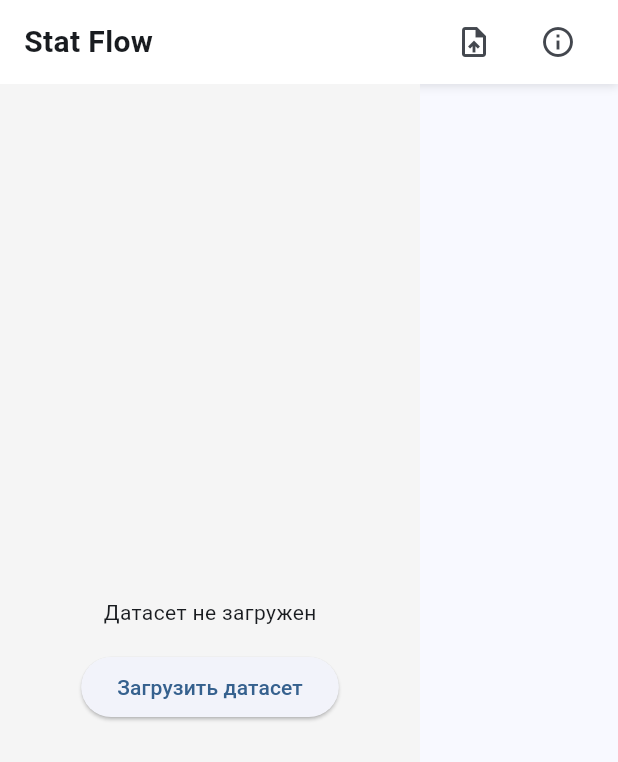
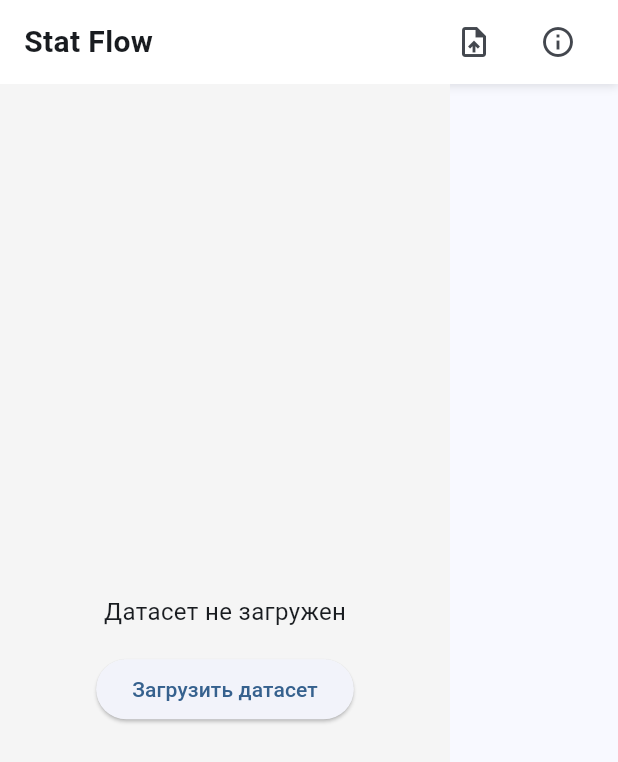
Before and after one commit to dankartmen/stat_flow, a Flutter app: the screen it shows after launch, after a tap on "Пропустить", on a phone screen of 412 x 824 dp. Shown: the top 762 px of the screen. Run offline on Flutter 3.47's test engine with Material 3 defaults, Android fonts, the phone set to English and light mode, and no system bars; our stand-ins replace dropdown_button2, file_picker, flutter_riverpod, syncfusion_flutter_charts, syncfusion_flutter_datagrid; missing offline and left inert: syncfusion_localizations.

Commit message:
refactor: контекстной панели (ContextPanel) и улучшение адаптивности элементов управления
- ContextPanel преобразован в ConsumerStatefulWidget с добавлением анимации сворачивания/разворачивания через AnimatedContainer, _isExpanded и _showContent (контент скрывается с задержкой после завершения анимации)
- Удалён неиспользуемый callback onCreateChartForField, упрощена структура панели
- Вынесены отдельные методы для построения свёрнутого, развёрнутого, а также состояний без датасета и без графика
- В HeatmapControls добавлен FittedBox для SegmentedButton, чтобы кнопки «Корреляция» и «Оси» корректно масштабировались при узкой ширине панели
- Уменьшены вертикальные отступы и размер шрифта в SegmentedButton для экономии места

```diff
--- a/lib/features/bars/context_panel.dart
+++ b/lib/features/bars/context_panel.dart
@@ -1,8 +1,8 @@
+import 'package:expandable/expandable.dart';
 import 'package:flutter/material.dart';
 import 'package:flutter_riverpod/flutter_riverpod.dart';
+
 import '../../core/dataset/dataset.dart';
-import '../../core/providers/providers.dart';
-
 import '../charts/chart_registry.dart';
 import '../charts/chart_state.dart';
 import '../charts/chart_type.dart';
@@ -28,19 +28,15 @@ class ContextPanel extends ConsumerStatefulWidget {
   /// Коллбек для создания нового графика указанного типа
   final void Function(ChartType) onAddChart;
 
-  /// Коллбек для создания графика для конкретного поля датасета
-  final void Function(String, ChartType) onCreateChartForField;
 
   /// Коллбек для обновления состояния графика (после изменения настроек)
   final void Function(int, ChartState) onUpdateChartState;
 
-  /// {@macro context_panel}
   const ContextPanel({
     super.key,
     required this.dataset,
     required this.selectedChart,
     required this.onAddChart,
-    required this.onCreateChartForField,
     required this.onUpdateChartState,
   });
 
@@ -50,149 +46,59 @@ class ContextPanel extends ConsumerStatefulWidget {
 
 class _ContextPanelState extends ConsumerState<ContextPanel> {
   bool _isExpanded = true;
+  bool _showContent = true;
+
+  void _togglePanel() {
+    setState(() {
+      _isExpanded = !_isExpanded;
+      if (!_isExpanded) {
+        _showContent = false;        // сразу прячем контент при сворачивании
+      }
+    });
+  }
 
   @override
   Widget build(BuildContext context) {
-    final isDatasetLoaded = widget.dataset != null;
-
-    // Если датасет не загружен — показываем сообщение и кнопку загрузки (дублируем)
-    if (!isDatasetLoaded) {
-      return AnimatedContainer(
-        duration: const Duration(milliseconds: 300),
-        curve: Curves.easeInOut,
-        width: _isExpanded ? 280 : 48,
-        color: Colors.grey[100],
-        child: _isExpanded
-            ? Center(
-                child: Column(
-                  mainAxisSize: MainAxisSize.min,
-                  children: [
-                    const Text('Датасет не загружен'),
-                    const SizedBox(height: 16),
-                    ElevatedButton(
-                      onPressed: () => ref.read(datasetProvider.notifier).state = null,
-                      child: const Text('Загрузить датасет'),
-                    ),
-                  ],
-                ),
-              )
-            : _buildCollapsedButton(),
-      );
-    }
-
-    // Если датасет загружен, но нет выбранного графика — показываем кнопку создания
-    if (widget.selectedChart == null) {
-      return AnimatedContainer(
-        duration: const Duration(milliseconds: 300),
-        curve: Curves.easeInOut,
-        width: _isExpanded ? 280 : 48,
-        color: Colors.grey[100],
-        child: _isExpanded
-            ? Column(
-                children: [
-                  const SizedBox(height: 24),
-                  const Text(
-                    'Нет выбранного графика',
-                    style: TextStyle(fontSize: 16),
-                  ),
-                  const SizedBox(height: 16),
-                  ElevatedButton(
-                    onPressed: () => _showChartMenu(context),
-                    child: const Text('Создать график'),
-                  ),
-                ],
-              )
-            : _buildCollapsedButton(),
-      );
-    }
-
-    // Есть выбранный график — показываем его настройки через плагин
-    final plugin = ChartRegistry.get(widget.selectedChart!.type);
-    final controls = plugin.buildControls(widget.selectedChart!, () {}, ref);
+    final panelWidth = _isExpanded ? 300.0 : 48.0;
 
     return AnimatedContainer(
-      duration: const Duration(milliseconds: 300),
+      duration: const Duration(milliseconds: 280),
       curve: Curves.easeInOut,
-      width: _isExpanded ? 280 : 48,
+      width: panelWidth,
       color: Colors.grey[100],
-      child: _isExpanded
-          ? Column(
-              crossAxisAlignment: CrossAxisAlignment.start,
-              children: [
-                const SizedBox(height: 16),
-                Padding(
-                  padding: const EdgeInsets.symmetric(horizontal: 16),
-                  child: Row(
-                    children: [
-                      Expanded(
-                        child: Text(
-                          'Настройки: ${widget.selectedChart!.type.name}',
-                          style: const TextStyle(fontSize: 18, fontWeight: FontWeight.bold),
-                        ),
-                      ),
-                      IconButton(
-                        onPressed: () {
-                          setState(() {
-                            _isExpanded = !_isExpanded;
-                          });
-                        },
-                        icon: Icon(
-                          Icons.chevron_left,
-                          color: Colors.grey[600],
-                        ),
-                        padding: EdgeInsets.zero,
-                        constraints: const BoxConstraints(),
-                        splashRadius: 20,
-                        tooltip: 'Свернуть',
-                      ),
-                    ],
-                  ),
-                ),
-                const Divider(),
-                Expanded(
-                  child: ListView(
-                    padding: const EdgeInsets.all(16),
-                    children: controls,
-                  ),
-                ),
-              ],
-            )
-          : _buildCollapsedButton(),
+      clipBehavior: Clip.hardEdge,
+      onEnd: () {
+        if (_isExpanded) {
+          setState(() => _showContent = true);
+        }
+      },
+      child: _isExpanded && _showContent
+          ? _buildExpandedContent()
+          : _buildCollapsedContent(),
     );
   }
 
-  /// Строит кнопку для разворачивания панели (свернутое состояние)
-  Widget _buildCollapsedButton() {
-    return SizedBox(
-      width: 48,
-      height: double.infinity,
+
+  Widget _buildCollapsedContent() {
+    return Center(
       child: Column(
         mainAxisAlignment: MainAxisAlignment.center,
         children: [
           IconButton(
-            onPressed: () {
-              setState(() {
-                _isExpanded = true;
-              });
-            },
-            icon: Icon(
-              Icons.chevron_right,
-              color: Colors.grey[600],
-              size: 24,
-            ),
+            onPressed: _togglePanel,
+            icon: Icon(Icons.chevron_right, color: Colors.grey[600], size: 28),
             tooltip: 'Развернуть панель',
-            style: IconButton.styleFrom(
-              padding: const EdgeInsets.all(8),
-            ),
+            style: IconButton.styleFrom(padding: const EdgeInsets.all(8)),
           ),
           const SizedBox(height: 8),
-          const RotatedBox(
+          RotatedBox(
             quarterTurns: 1,
             child: Text(
               'Настройки',
               style: TextStyle(
                 fontSize: 12,
                 fontWeight: FontWeight.w500,
+                color: Colors.grey[600],
               ),
             ),
           ),
@@ -201,11 +107,111 @@ class _ContextPanelState extends ConsumerState<ContextPanel> {
     );
   }
 
+
+  Widget _buildExpandedContent() {
+    final isDatasetLoaded = widget.dataset != null;
+
+    if (!isDatasetLoaded) {
+      return _buildNoDatasetContent();
+    }
+
+    if (widget.selectedChart == null) {
+      return _buildNoChartContent();
+    }
+
+    // Есть выбранный график
+    final plugin = ChartRegistry.get(widget.selectedChart!.type);
+    final controls = plugin.buildControls(widget.selectedChart!, () {}, ref);
+
+    return SizedBox(
+      width: 300,
+      child: _buildChartSettingsContent(controls));
+  }
+
+  Widget _buildNoDatasetContent() {
+    return Padding(
+      padding: const EdgeInsets.all(16),
+      child: Center(
+        child: Column(
+          mainAxisSize: MainAxisSize.min,
+          children: [
+            const Text('Датасет не загружен', style: TextStyle(fontSize: 16)),
+            const SizedBox(height: 16),
+            ElevatedButton(
+              onPressed: _loadDataset, // можно сделать _loadDataset асинхронным
+              child: const Text('Загрузить датасет'),
+            ),
+          ],
+        ),
+      ),
+    );
+  }
+
+  Widget _buildNoChartContent() {
+    return Padding(
+      padding: const EdgeInsets.all(16),
+      child: Column(
+        children: [
+          const SizedBox(height: 24),
+          const Text('Нет выбранного графика', style: TextStyle(fontSize: 16)),
+          const SizedBox(height: 16),
+          ElevatedButton(
+            onPressed: () => _showChartMenu(context),
+            child: const Text('Создать график'),
+          ),
+        ],
+      ),
+    );
+  }
+
+  Widget _buildChartSettingsContent(List<Widget> controls) {
+    return SingleChildScrollView(
+      padding: const EdgeInsets.fromLTRB(16, 12, 12, 16),
+      child: Column(
+        crossAxisAlignment: CrossAxisAlignment.start,
+        children: [
+          Row(
+            children: [
+              Expanded(
+                child: Text(
+                  'Настройки: ${widget.selectedChart!.type.name}',
+                  style: const TextStyle(fontSize: 14, fontWeight: FontWeight.bold),
+                  overflow: TextOverflow.ellipsis,
+                  maxLines: 1,
+                ),
+              ),
+              SizedBox(width: 6),
+              IconButton(
+                onPressed: _togglePanel,
+                icon: Icon(Icons.chevron_left, color: Colors.grey[600]),
+                tooltip: 'Свернуть панель',
+                padding: EdgeInsets.zero,
+                constraints: const BoxConstraints(minWidth: 32, minHeight: 32),
+              ),
+            ],
+          ),
+          const Divider(),
+          ...controls,
+        ],
+      ),
+    );
+  }
+
   /// Отображает всплывающее меню с доступными типами графиков
   void _showChartMenu(BuildContext context) {
+    // Находим позицию кнопки, чтобы привязать меню к ней
+    final RenderBox? button = context.findRenderObject() as RenderBox?;
+    if (button == null) return;
+
     showMenu(
       context: context,
-      position: const RelativeRect.fromLTRB(80, 200, 0, 0),
+      position: RelativeRect.fromRect(
+        Rect.fromPoints(
+          button.localToGlobal(Offset.zero),
+          button.localToGlobal(button.size.bottomRight(Offset.zero)),
+        ),
+        Offset.zero & MediaQuery.of(context).size,
+      ),
       items: ChartType.values.map((type) {
         return PopupMenuItem(
           onTap: () => widget.onAddChart(type),
@@ -218,6 +224,13 @@ class _ContextPanelState extends ConsumerState<ContextPanel> {
           ),
         );
       }).toList(),
+    );
+  }
+
+
+  void _loadDataset() {
+    ScaffoldMessenger.of(context).showSnackBar(
+      const SnackBar(content: Text('Загрузка датасета...')),
     );
   }
 
@@ -235,7 +248,7 @@ class _ContextPanelState extends ConsumerState<ContextPanel> {
       case ChartType.linechart:
         return Icons.line_axis;
       case ChartType.barchart:
-        return Icons.bar_chart;
+        return Icons.insert_chart;
     }
   }
 }
--- a/lib/features/screens/main_screen.dart
+++ b/lib/features/screens/main_screen.dart
@@ -302,7 +302,6 @@ class _MainScreenState extends ConsumerState<MainScreen> {
     final dataset = ref.watch(datasetProvider);
     final charts = ref.watch(chartsProvider);
     final selectedId = ref.watch(selectedChartIdProvider);
-    final isRightExpanded = ref.watch(rightPanelExpandedProvider);
     final currentScreen = ref.watch(currentScreenProvider);
 
     final selectedChart = selectedId != null
@@ -328,7 +327,6 @@ class _MainScreenState extends ConsumerState<MainScreen> {
                   dataset: dataset,
                   selectedChart: selectedChart,
                   onAddChart: _addChart,
-                  onCreateChartForField: _createChartForField,
                   onUpdateChartState: (id, newState) {
                     ref.read(chartsProvider.notifier).updateChartState(id, newState);
                   },
--- a/pubspec.yaml
+++ b/pubspec.yaml
@@ -32,6 +32,7 @@ dependencies:
   draggable_overlay_window: ^1.0.0
   draggable_widget: ^2.0.0
   dropdown_button2: ^3.0.0
+  expandable: ^5.0.1
   file_picker: ^10.3.10
   flutter:
     sdk: flutter
```
Also changed, not shown: lib/features/charts/heatmap/widgets/heatmap_controls.dart (+14 -6 lines), pubspec.lock.
